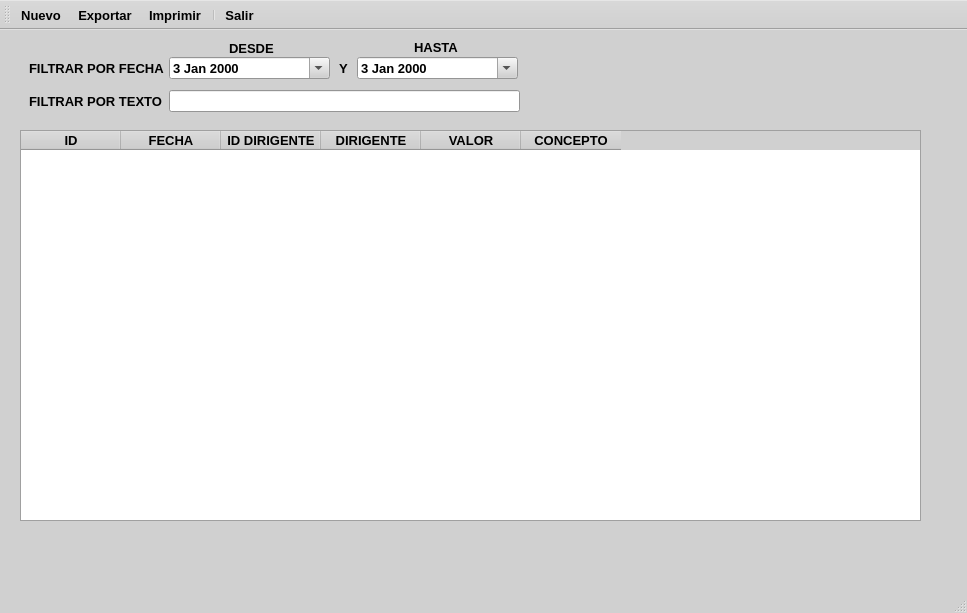
Old version of the form ui/lista_recibos.ui in the repository EdwardsBC/SutrakomaqV2.
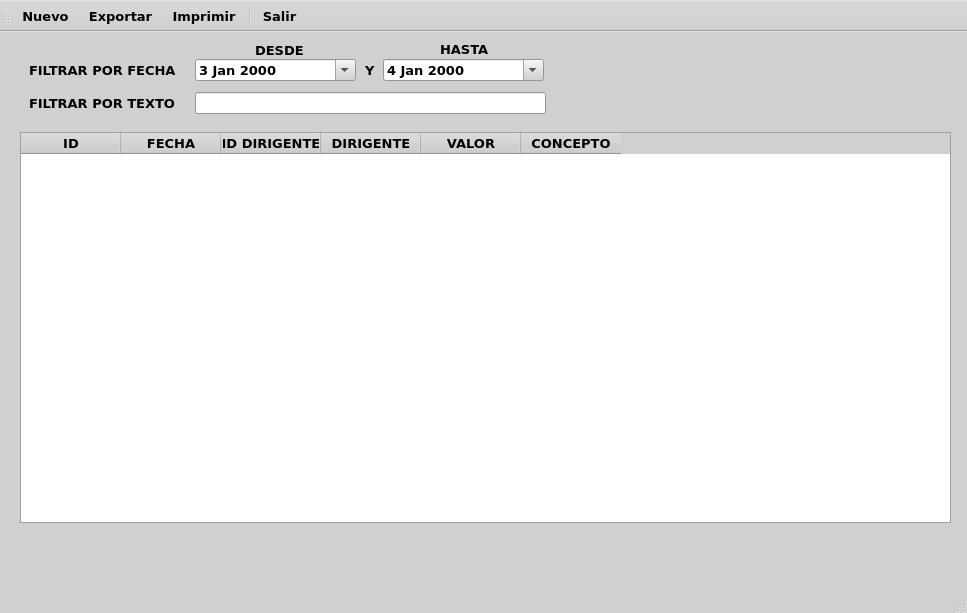
New version of the form. Icons and pictures are not drawn.

```diff
--- a/ui/lista_recibos.ui
+++ b/ui/lista_recibos.ui
@@ -454,6 +454,7 @@
   </property>
   <property name="font">
    <font>
+    <family>Verdana</family>
     <pointsize>10</pointsize>
     <bold>true</bold>
    </font>
@@ -467,7 +468,7 @@
      <rect>
       <x>20</x>
       <y>100</y>
-      <width>901</width>
+      <width>931</width>
       <height>391</height>
      </rect>
     </property>
@@ -505,36 +506,7 @@
    <widget class="QDateEdit" name="dateEdit_6">
     <property name="geometry">
      <rect>
-      <x>169</x>
-      <y>27</y>
-      <width>161</width>
-      <height>22</height>
-     </rect>
-    </property>
-    <property name="frame">
-     <bool>true</bool>
-    </property>
-    <property name="dateTime">
-     <datetime>
-      <hour>17</hour>
-      <minute>0</minute>
-      <second>0</second>
-      <year>2000</year>
-      <month>1</month>
-      <day>3</day>
-     </datetime>
-    </property>
-    <property name="currentSection">
-     <enum>QDateTimeEdit::DaySection</enum>
-    </property>
-    <property name="calendarPopup">
-     <bool>true</bool>
-    </property>
-   </widget>
-   <widget class="QDateEdit" name="dateEdit_7">
-    <property name="geometry">
-     <rect>
-      <x>357</x>
+      <x>195</x>
       <y>27</y>
       <width>161</width>
       <height>22</height>
@@ -560,12 +532,41 @@
      <bool>true</bool>
     </property>
    </widget>
+   <widget class="QDateEdit" name="dateEdit_7">
+    <property name="geometry">
+     <rect>
+      <x>383</x>
+      <y>27</y>
+      <width>161</width>
+      <height>22</height>
+     </rect>
+    </property>
+    <property name="frame">
+     <bool>true</bool>
+    </property>
+    <property name="dateTime">
+     <datetime>
+      <hour>3</hour>
+      <minute>0</minute>
+      <second>0</second>
+      <year>2000</year>
+      <month>1</month>
+      <day>4</day>
+     </datetime>
+    </property>
+    <property name="currentSection">
+     <enum>QDateTimeEdit::DaySection</enum>
+    </property>
+    <property name="calendarPopup">
+     <bool>true</bool>
+    </property>
+   </widget>
    <widget class="QLabel" name="label">
     <property name="geometry">
      <rect>
       <x>29</x>
       <y>30</y>
-      <width>171</width>
+      <width>161</width>
       <height>16</height>
      </rect>
     </property>
@@ -576,7 +577,7 @@
    <widget class="QLabel" name="label_2">
     <property name="geometry">
      <rect>
-      <x>339</x>
+      <x>365</x>
       <y>30</y>
       <width>21</width>
       <height>16</height>
@@ -602,7 +603,7 @@
    <widget class="QLineEdit" name="lineEdit">
     <property name="geometry">
      <rect>
-      <x>169</x>
+      <x>195</x>
       <y>60</y>
       <width>351</width>
       <height>22</height>
@@ -612,7 +613,7 @@
    <widget class="QLabel" name="label_4">
     <property name="geometry">
      <rect>
-      <x>229</x>
+      <x>255</x>
       <y>10</y>
       <width>51</width>
       <height>16</height>
@@ -625,7 +626,7 @@
    <widget class="QLabel" name="label_5">
     <property name="geometry">
      <rect>
-      <x>414</x>
+      <x>440</x>
       <y>9</y>
       <width>51</width>
       <height>16</height>
```
Left out of the diff: 2 changed lines with no effect on the pictures.
